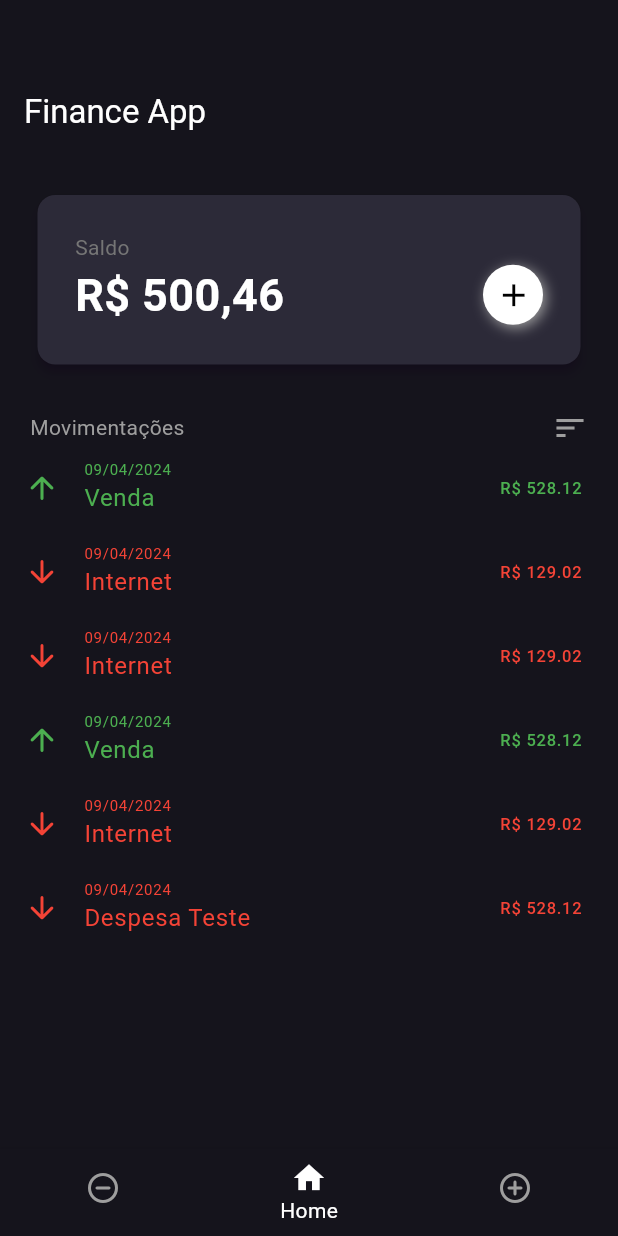
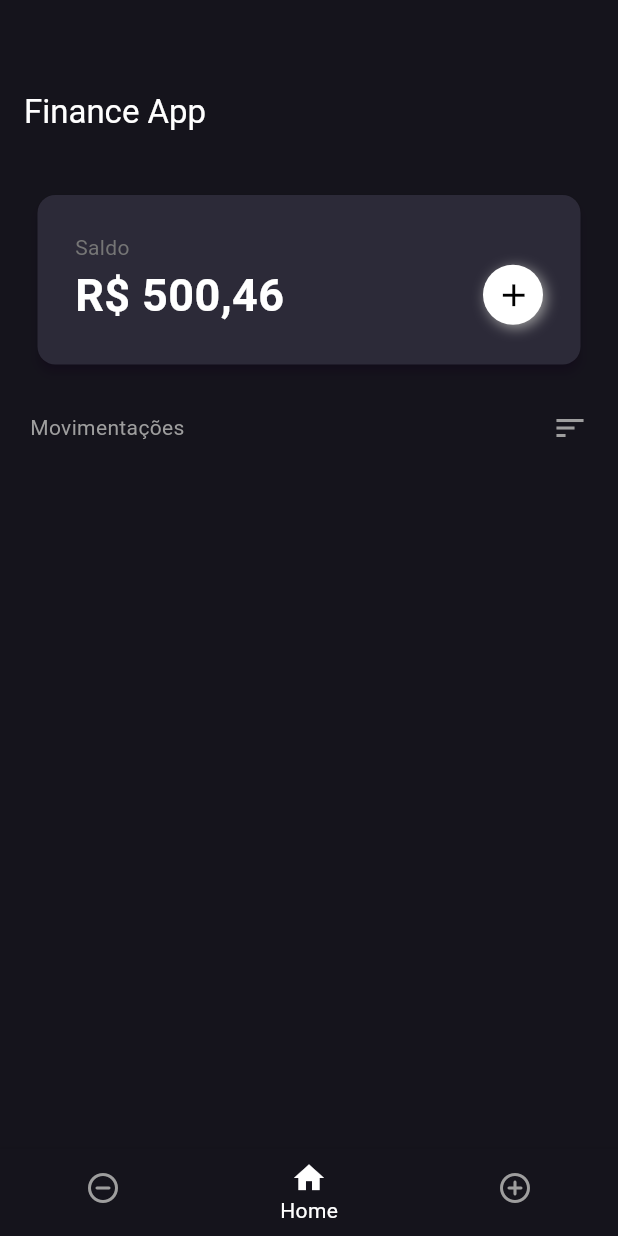
Before and after one commit to Leandro208/app_finance_flutter, a Flutter app: the screen it shows after launch, on a phone screen of 412 x 824 dp. Run offline on Flutter 3.47's test engine with Material 3 defaults, Android fonts, the phone set to English and light mode, and no system bars; our stand-ins replace shared_preferences.

Commit message:
feat: atualizando a listagem

```diff
--- a/lib/modules/home/home_page.dart
+++ b/lib/modules/home/home_page.dart
@@ -1,55 +1,24 @@
 import 'package:app_finance_flutter/model/movimentacao.dart';
-import 'package:app_finance_flutter/model/tipo_movimentacao.dart';
 import 'package:app_finance_flutter/modules/components/lista_movimentacoes.dart';
 import 'package:app_finance_flutter/modules/home/adicionar.dart';
 import 'package:app_finance_flutter/utils/app_colors.dart';
 import 'package:flutter/material.dart';
 
 class HomePage extends StatefulWidget {
-  const HomePage({super.key});
+  final List<Movimentacao> movimentacoes;
+  const HomePage({super.key, required this.movimentacoes});
 
   @override
   State<HomePage> createState() => _HomePageState();
 }
 
 class _HomePageState extends State<HomePage> {
-  List<Movimentacao> movimentacoes = [
-    Movimentacao(
-        titulo: 'Venda',
-        valor: 528.12,
-        data: DateTime.now(),
-        tipo: TipoMovimentacao.RECEITA),
-    Movimentacao(
-        titulo: 'Internet',
-        valor: 129.02,
-        data: DateTime.now(),
-        tipo: TipoMovimentacao.DESPESA),
-    Movimentacao(
-        titulo: 'Internet',
-        valor: 129.02,
-        data: DateTime.now(),
-        tipo: TipoMovimentacao.DESPESA),
-    Movimentacao(
-        titulo: 'Venda',
-        valor: 528.12,
-        data: DateTime.now(),
-        tipo: TipoMovimentacao.RECEITA),
-    Movimentacao(
-        titulo: 'Internet',
-        valor: 129.02,
-        data: DateTime.now(),
-        tipo: TipoMovimentacao.DESPESA),
-    Movimentacao(
-        titulo: 'Despesa Teste',
-        valor: 528.12,
-        data: DateTime.now(),
-        tipo: TipoMovimentacao.DESPESA)
-  ];
+
   void adicionarMovimentacoes(Movimentacao movimentacao) => setState(() {
-        movimentacoes.add(movimentacao);
+        widget.movimentacoes.add(movimentacao);
       });
   void removerMovimentacoes(Movimentacao movimentacao) => setState(() {
-        movimentacoes.remove(movimentacao);
+        widget.movimentacoes.remove(movimentacao);
       });
 
   @override
@@ -148,7 +117,7 @@ class _HomePageState extends State<HomePage> {
           ),
           Expanded(
             child: ListaMovimentacoes(
-              movimentacoes: movimentacoes,
+              movimentacoes: widget.movimentacoes,
               callback: removerMovimentacoes,
             ),
           )
--- a/lib/modules/home/inicial_page.dart
+++ b/lib/modules/home/inicial_page.dart
@@ -1,3 +1,5 @@
+import 'package:app_finance_flutter/model/movimentacao.dart';
+import 'package:app_finance_flutter/model/tipo_movimentacao.dart';
 import 'package:app_finance_flutter/modules/home/home_page.dart';
 import 'package:app_finance_flutter/modules/resumos/despesa.dart';
 import 'package:app_finance_flutter/modules/resumos/receitas.dart';
@@ -15,16 +17,43 @@ class _InicialPageState extends State<InicialPage> {
   int _selectedIndex = 1;
   bool _showLabels = true;
 
-  final List<Widget> _pages = [
-    const DespesasResumo(),
-    const HomePage(),
-    const ReceitasResumo(),
-  ];
+  late final List<Movimentacao> _movimentacoes; // Alteração aqui
+  late final List<Movimentacao> _despesas;
+  late final List<Movimentacao> _receitas;
+  late final List<Widget> _pages; // Alteração aqui
+
+  @override
+  void initState() {
+    super.initState();
+
+    _movimentacoes = []; // Inicialize _movimentacoes aqui
+    _receitas = [];
+    _despesas = [];
+
+    _pages = [
+      DespesasResumo(despesas: _despesas,),
+      HomePage(movimentacoes: _movimentacoes,),
+      ReceitasResumo(receitas: _receitas,),
+    ]; // Inicialize _pages aqui
+  }
 
   void _onItemTapped(int index) {
     setState(() {
       _selectedIndex = index;
       _showLabels = true;
+      for(Movimentacao mov in _movimentacoes){
+          if(mov.tipo == TipoMovimentacao.DESPESA){
+            if(!_despesas.contains(mov)){
+                _despesas.add(mov);
+                _despesas.sort((a, b) => b.data.compareTo(a.data),);
+            }
+          } else {
+            if(!_receitas.contains(mov)){
+                _receitas.add(mov);
+                _receitas.sort((a, b) => b.data.compareTo(a.data),);
+            }
+          }
+      }
     });
   }
 
--- a/lib/modules/resumos/despesa.dart
+++ b/lib/modules/resumos/despesa.dart
@@ -1,49 +1,18 @@
 import 'package:app_finance_flutter/model/movimentacao.dart';
-import 'package:app_finance_flutter/model/tipo_movimentacao.dart';
 import 'package:app_finance_flutter/modules/components/timeline.dart';
 import 'package:app_finance_flutter/utils/app_colors.dart';
 import 'package:flutter/material.dart';
 
 class DespesasResumo extends StatefulWidget {
-  const DespesasResumo({super.key});
+  final List<Movimentacao> despesas;
+  const DespesasResumo({super.key, required this.despesas});
+
 
   @override
   State<DespesasResumo> createState() => _DespesasResumoState();
 }
 
 class _DespesasResumoState extends State<DespesasResumo> {
-  final List<Movimentacao> _despesas = [
-    Movimentacao(
-        titulo: 'Internet',
-        valor: 129.02,
-        data: DateTime.now(),
-        tipo: TipoMovimentacao.DESPESA),
-    Movimentacao(
-        titulo: 'Internet',
-        valor: 129.02,
-        data: DateTime.now(),
-        tipo: TipoMovimentacao.DESPESA),
-    Movimentacao(
-        titulo: 'Internet',
-        valor: 129.02,
-        data: DateTime.now(),
-        tipo: TipoMovimentacao.DESPESA),
-    Movimentacao(
-        titulo: 'Despesa Teste',
-        valor: 528.12,
-        data: DateTime.now(),
-        tipo: TipoMovimentacao.DESPESA),
-    Movimentacao(
-        titulo: 'Despesa Teste',
-        valor: 528.12,
-        data: DateTime.now(),
-        tipo: TipoMovimentacao.DESPESA),
-    Movimentacao(
-        titulo: 'Despesa Teste',
-        valor: 528.12,
-        data: DateTime.now(),
-        tipo: TipoMovimentacao.DESPESA)
-  ];
 
   @override
   Widget build(BuildContext context) {
@@ -62,7 +31,7 @@ class _DespesasResumoState extends State<DespesasResumo> {
                     fontFamily: AutofillHints.streetAddressLine1)),
           ),
           TimelineMovimentacao(
-            movimentacoes: _despesas,
+            movimentacoes: widget.despesas,
             cor: AppColors.despesaColorSecondary,
           )
         ],
--- a/lib/modules/resumos/receitas.dart
+++ b/lib/modules/resumos/receitas.dart
@@ -1,28 +1,17 @@
 import 'package:app_finance_flutter/model/movimentacao.dart';
-import 'package:app_finance_flutter/model/tipo_movimentacao.dart';
 import 'package:app_finance_flutter/modules/components/timeline.dart';
 import 'package:app_finance_flutter/utils/app_colors.dart';
 import 'package:flutter/material.dart';
 
 class ReceitasResumo extends StatefulWidget {
-  const ReceitasResumo({super.key});
+  final List<Movimentacao> receitas;
+  const ReceitasResumo({super.key, required this.receitas});
   @override
   State<ReceitasResumo> createState() => _ReceitasResumoState();
 }
 
 class _ReceitasResumoState extends State<ReceitasResumo> {
-  final List<Movimentacao> _receitas = [
-    Movimentacao(
-        titulo: 'Internet',
-        valor: 129.02,
-        data: DateTime.now(),
-        tipo: TipoMovimentacao.RECEITA),
-    Movimentacao(
-        titulo: 'Internet',
-        valor: 129.02,
-        data: DateTime.now(),
-        tipo: TipoMovimentacao.RECEITA),
-  ];
+
 
   @override
   Widget build(BuildContext context) {
@@ -41,7 +30,7 @@ class _ReceitasResumoState extends State<ReceitasResumo> {
                     fontFamily: AutofillHints.streetAddressLine1)),
           ),
           TimelineMovimentacao(
-            movimentacoes: _receitas,
+            movimentacoes: widget.receitas,
             cor: AppColors.receitaColorSecondary,
           )
         ],
```
Also changed, not shown: lib/modules/home/adicionar.dart (+15 -1 lines).
